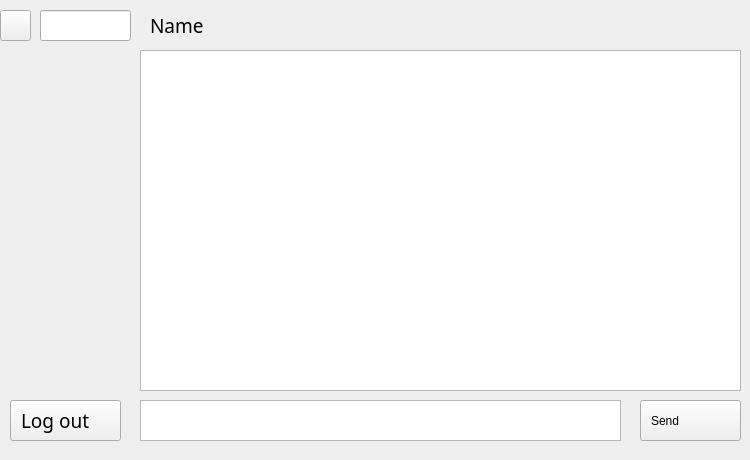
This is ChatRoom/ChatRoom.ui in AnceYin/chatroom as Qt 5 draws it before an edit. The edited form follows.
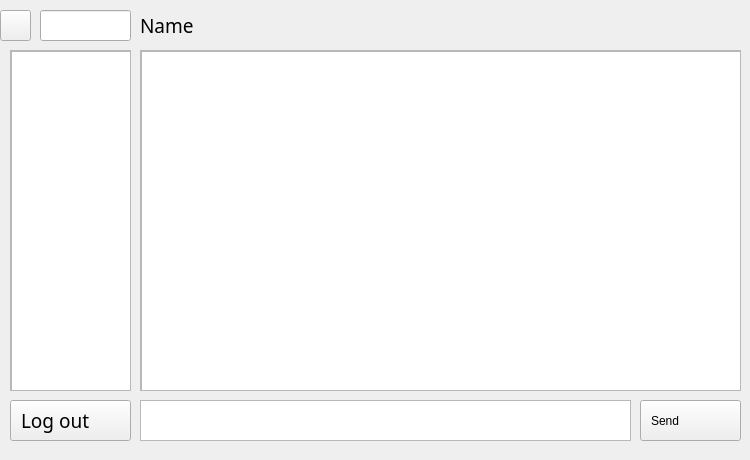
This is the edited form. Icons and pictures are not drawn.

```diff
--- a/ChatRoom/ChatRoom.ui
+++ b/ChatRoom/ChatRoom.ui
@@ -34,22 +34,12 @@
 </string>
   </property>
   <widget class="QWidget" name="centralWidget">
-   <widget class="QListView" name="listView">
-    <property name="geometry">
-     <rect>
-      <x>140</x>
-      <y>50</y>
-      <width>601</width>
-      <height>341</height>
-     </rect>
-    </property>
-   </widget>
    <widget class="QTextEdit" name="Message">
     <property name="geometry">
      <rect>
       <x>140</x>
       <y>400</y>
-      <width>481</width>
+      <width>491</width>
       <height>41</height>
      </rect>
     </property>
@@ -100,9 +90,9 @@
    <widget class="QLabel" name="label">
     <property name="geometry">
      <rect>
-      <x>150</x>
+      <x>140</x>
       <y>10</y>
-      <width>541</width>
+      <width>551</width>
       <height>31</height>
      </rect>
     </property>
@@ -121,7 +111,7 @@
      <rect>
       <x>10</x>
       <y>400</y>
-      <width>111</width>
+      <width>121</width>
       <height>41</height>
      </rect>
     </property>
@@ -140,6 +130,72 @@
      <string>Log out</string>
     </property>
    </widget>
+   <widget class="QScrollArea" name="scrollArea">
+    <property name="geometry">
+     <rect>
+      <x>140</x>
+      <y>50</y>
+      <width>601</width>
+      <height>341</height>
+     </rect>
+    </property>
+    <property name="widgetResizable">
+     <bool>true</bool>
+    </property>
+    <widget class="QWidget" name="scrollArea_2">
+     <property name="geometry">
+      <rect>
+       <x>0</x>
+       <y>0</y>
+       <width>599</width>
+       <height>339</height>
+      </rect>
+     </property>
+     <widget class="QListWidget" name="listWidget">
+      <property name="geometry">
+       <rect>
+        <x>0</x>
+        <y>0</y>
+        <width>601</width>
+        <height>341</height>
+       </rect>
+      </property>
+     </widget>
+    </widget>
+   </widget>
+   <widget class="QScrollArea" name="scrollArea_3">
+    <property name="geometry">
+     <rect>
+      <x>10</x>
+      <y>50</y>
+      <width>121</width>
+      <height>341</height>
+     </rect>
+    </property>
+    <property name="widgetResizable">
+     <bool>true</bool>
+    </property>
+    <widget class="QWidget" name="scrollAreaWidgetContents">
+     <property name="geometry">
+      <rect>
+       <x>0</x>
+       <y>0</y>
+       <width>119</width>
+       <height>339</height>
+      </rect>
+     </property>
+     <widget class="QListWidget" name="listWidget_MessageQueue">
+      <property name="geometry">
+       <rect>
+        <x>0</x>
+        <y>0</y>
+        <width>121</width>
+        <height>341</height>
+       </rect>
+      </property>
+     </widget>
+    </widget>
+   </widget>
   </widget>
  </widget>
  <layoutdefault spacing="6" margin="11"/>
```
Left out of the diff: 60 changed lines with no effect on the pictures.
